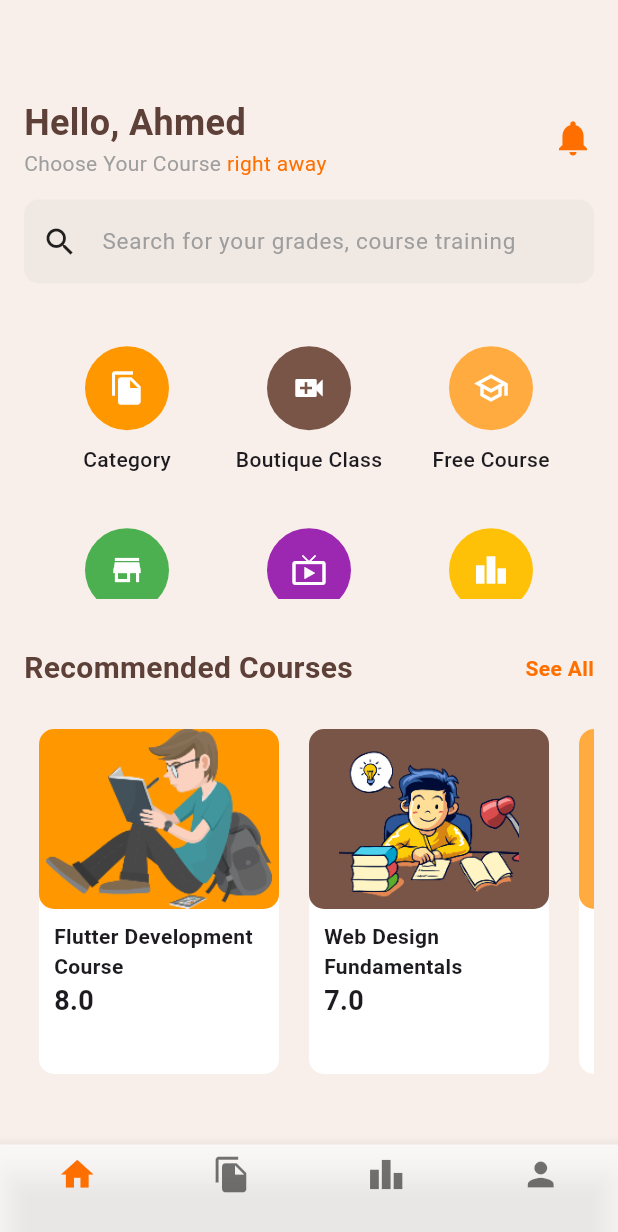
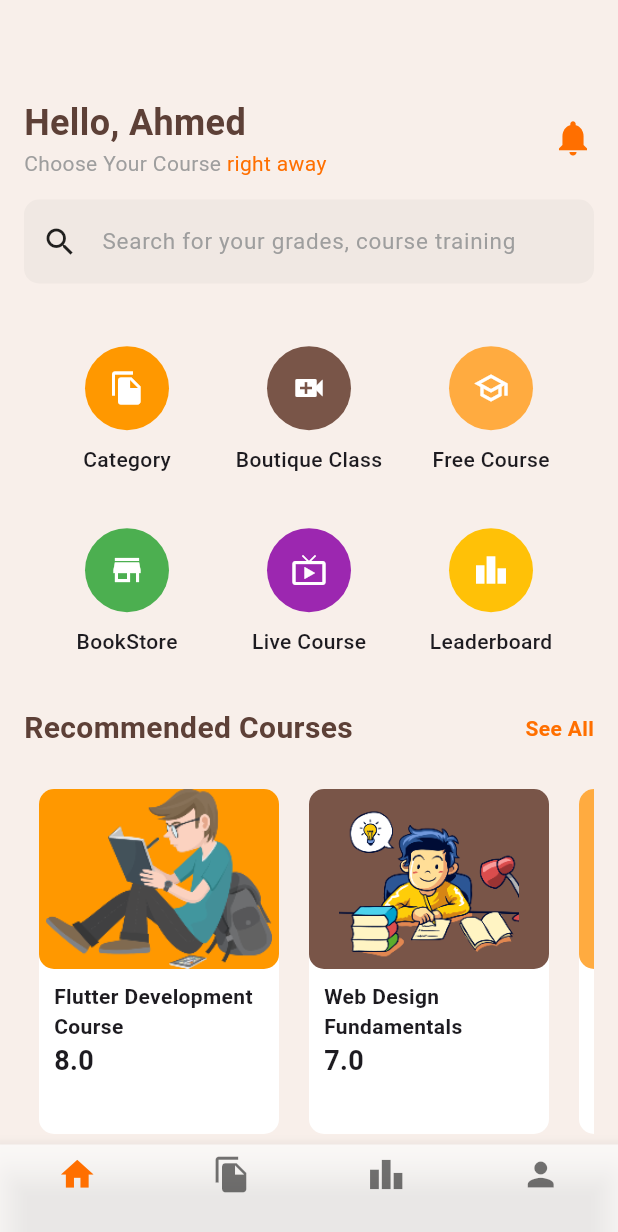
Before and after one commit to AhmedKhedr1/Education-App-UI, a Flutter app: the screen it shows after launch, on a phone screen of 412 x 824 dp. Shown: the top 1232 px of the screen. Run offline on Flutter 3.47's test engine with Material 3 defaults, Android fonts, the phone set to English and light mode, and no system bars.

Commit message:
finish home view

```diff
--- a/lib/Features/Home/Presentation/views/HomeView.dart
+++ b/lib/Features/Home/Presentation/views/HomeView.dart
@@ -12,7 +12,11 @@ class Homeview extends StatelessWidget {
   Widget build(BuildContext context) {
     return Scaffold(
       backgroundColor: appcolors.BackGround,
-      body: const Column(
+      body: ListView.builder(
+        padding: EdgeInsets.all(0),
+        itemCount: 1,
+        itemBuilder: (context, index) {
+          return const Column(
           children: [
             CustomAppBar(),
             SizedBox(
@@ -20,6 +24,8 @@ class Homeview extends StatelessWidget {
             ),
             HomeViewBody(),
           ],
+        );
+        },
       ),
       bottomNavigationBar: BottomNavigationBar(
           type: BottomNavigationBarType.fixed,
--- a/lib/Features/Home/Presentation/views/Widgets/CustomGridView.dart
+++ b/lib/Features/Home/Presentation/views/Widgets/CustomGridView.dart
@@ -1,4 +1,3 @@
-
 import 'package:education_app_ui/Features/Home/Presentation/views/Widgets/CuatomCard.dart';
 import 'package:flutter/material.dart';
 
@@ -7,24 +6,48 @@ class CustomGridView extends StatelessWidget {
     super.key,
   });
   final List<Map<String, dynamic>> options = [
-    {'icon': Icons.file_copy, 'color': Colors.orange, 'label': 'Category'},
-    {'icon': Icons.video_call, 'color': Colors.brown, 'label': 'Boutique Class'},
-    {'icon': Icons.school_outlined, 'color': Colors.orangeAccent, 'label': 'Free Course'},
-    {'icon': Icons.store, 'color': Colors.green, 'label': 'BookStore'},
-    {'icon': Icons.live_tv, 'color': Colors.purple, 'label': 'Live Course'},
-    {'icon': Icons.leaderboard, 'color': Colors.amber, 'label': 'Leaderboard'},
+    {
+      'icon': Icons.file_copy,
+      'color': Colors.orange,
+      'label': 'Category',
+    },
+    {
+      'icon': Icons.video_call,
+      'color': Colors.brown,
+      'label': 'Boutique Class'
+    },
+    {
+      'icon': Icons.school_outlined,
+      'color': Colors.orangeAccent,
+      'label': 'Free Course'
+    },
+    {
+      'icon': Icons.store,
+      'color': Colors.green,
+      'label': 'BookStore',
+    },
+    {
+      'icon': Icons.live_tv,
+      'color': Colors.purple,
+      'label': 'Live Course',
+    },
+    {
+      'icon': Icons.leaderboard,
+      'color': Colors.amber,
+      'label': 'Leaderboard',
+    },
   ];
 
   @override
   Widget build(BuildContext context) {
     return SizedBox(
-      height: 210,
+      height: 250,
       child: Padding(
         padding: const EdgeInsets.all(16.0),
         child: GridView.builder(
           padding: EdgeInsets.all(0),
           physics: NeverScrollableScrollPhysics(),
-            gridDelegate:const SliverGridDelegateWithFixedCrossAxisCount(
+          gridDelegate: const SliverGridDelegateWithFixedCrossAxisCount(
             crossAxisCount: 3, // Number of columns
             crossAxisSpacing: 16.0,
             mainAxisSpacing: 16.0,
```
Lines whose indentation alone changed are shown as unchanged.
